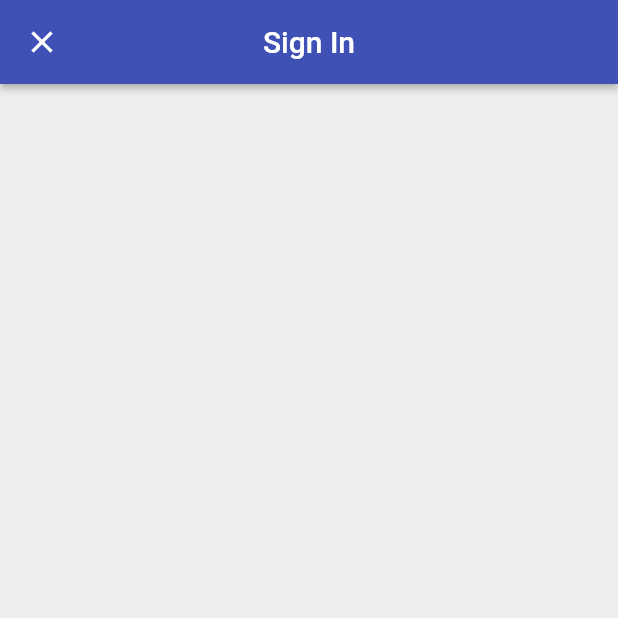
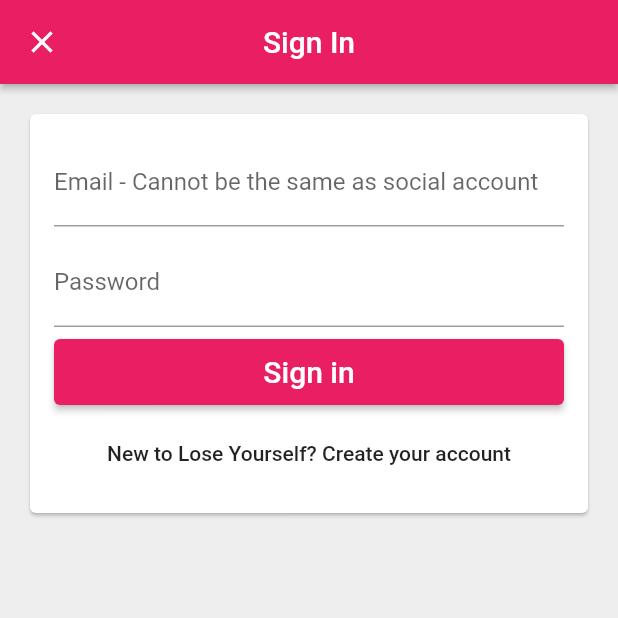
Before and after one commit to jlsegb/LoseYourself, a Flutter app: the screen it shows after launch, after a tap on "Sign in with Email", on a phone screen of 412 x 824 dp, the top half of it. Run offline on Flutter 3.47's test engine with Material 2 defaults, Android fonts, the phone set to English and light mode, and no system bars; our stand-ins replace firebase_auth, google_sign_in; accounts and stored records are empty.

Commit message:
A styled form has been added for log in. UI only for now

```diff
--- /dev/null
+++ b/lib/app/sign_in/email_sign_in_form.dart
@@ -0,0 +1,50 @@
+import 'package:flutter/material.dart';
+import 'package:just_serve/custom_widgets/form_submit_button.dart';
+
+class EmailSignInForm extends StatelessWidget {
+  List<Widget> _buildChildren() {
+    return [
+      TextField(
+        decoration: InputDecoration(
+          labelText: 'Email - Cannot be the same as social account',
+          hintText: 'userName@serverName.com',
+        ),
+      ),
+      SizedBox(
+        height: 8.0,
+      ),
+      TextField(
+        decoration: InputDecoration(
+          labelText: 'Password',
+        ),
+        obscureText: true,
+      ),
+      SizedBox(
+        height: 8.0,
+      ),
+      FormSubmitButton(
+        text: 'Sign in',
+        onPressed: () {},
+      ),
+      SizedBox(
+        height: 8.0,
+      ),
+      FlatButton(
+        child: Text('New to Lose Yourself? Create your account'),
+        onPressed: () {},
+      ),
+    ];
+  }
+
+  @override
+  Widget build(BuildContext context) {
+    return Padding(
+      padding: const EdgeInsets.all(16.0),
+      child: Column(
+        crossAxisAlignment: CrossAxisAlignment.stretch,
+        mainAxisSize: MainAxisSize.min,
+        children: _buildChildren(),
+      ),
+    );
+  }
+}
--- a/lib/app/sign_in/email_sign_in_page.dart
+++ b/lib/app/sign_in/email_sign_in_page.dart
@@ -1,4 +1,6 @@
 import 'package:flutter/material.dart';
+
+import 'email_sign_in_form.dart';
 
 class EmailSignInPage extends StatelessWidget {
   @override
@@ -9,13 +11,13 @@ class EmailSignInPage extends StatelessWidget {
         centerTitle: true,
         elevation: 2.0,
       ),
-      body: _buildContent(),
+      body: Padding(
+        padding: const EdgeInsets.all(16.0),
+        child: Card(
+          child: EmailSignInForm(),
+        ),
+      ),
       backgroundColor: Colors.grey[200],
     );
   }
-
-  Widget _buildContent() {
-    return Container();
-  }
-
 }
--- a/lib/app/sign_in/sign_in_button.dart
+++ b/lib/app/sign_in/sign_in_button.dart
@@ -1,4 +1,4 @@
-import 'package:flutter/cupertino.dart';
+import 'package:flutter/material.dart';
 import 'package:just_serve/custom_widgets/common_raised_button.dart';
 
 class SignInButton extends CustomRaisedButton {
--- /dev/null
+++ b/lib/custom_widgets/form_submit_button.dart
@@ -0,0 +1,18 @@
+import 'package:flutter/material.dart';
+import 'package:just_serve/custom_widgets/common_raised_button.dart';
+
+class FormSubmitButton extends CustomRaisedButton {
+  FormSubmitButton({
+    @required String text,
+    VoidCallback onPressed,
+  }) : super(
+          child: Text(
+            text,
+            style: TextStyle(color: Colors.white, fontSize: 20.0),
+          ),
+          height: 44.0,
+          color: Colors.pink,
+          borderRadius: 4.0,
+          onPressed: onPressed,
+        );
+}
--- a/lib/main.dart
+++ b/lib/main.dart
@@ -12,7 +12,7 @@ class MyApp extends StatelessWidget {
     return MaterialApp(
       title: "Material App Title",
       theme: ThemeData(
-        primarySwatch: Colors.indigo,
+        primarySwatch: Colors.pink,
       ),
       home: LandingPage(auth: Auth(),),
     );
```
